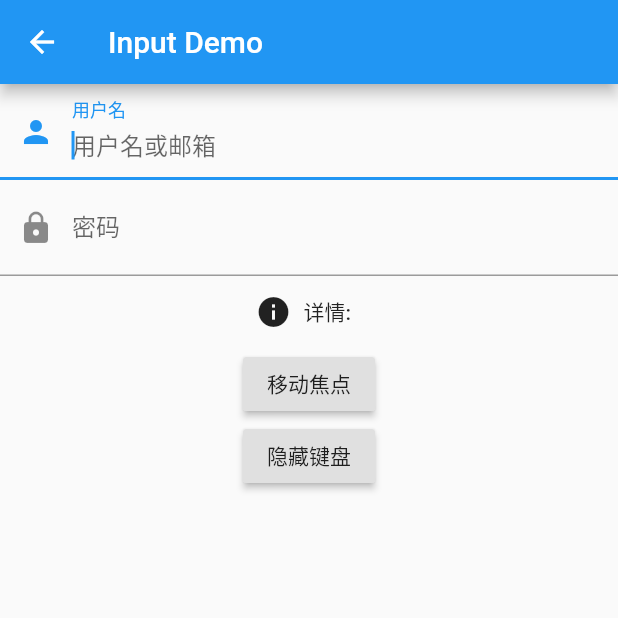
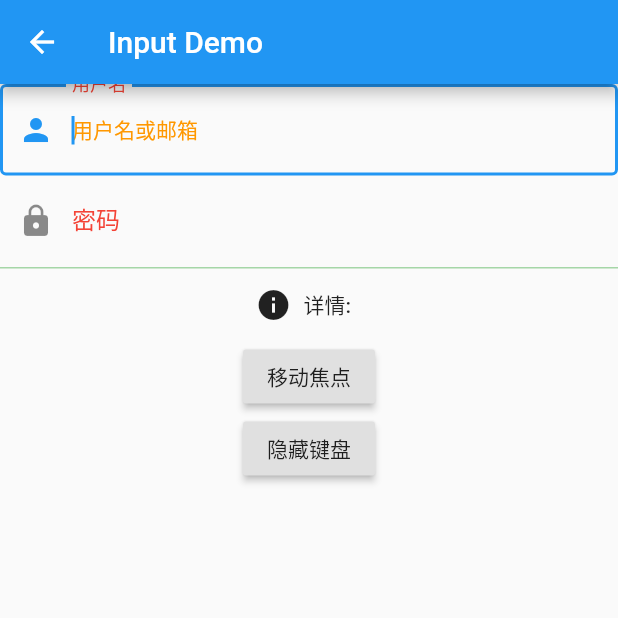
Before and after one commit to xzhang76/FirstFlutterApp, a Flutter app: the MyInputWidget screen opened by its route, on a phone screen of 412 x 824 dp, the top half of it. Run offline on Flutter 3.47's test engine with Material 2 defaults, Android fonts, the phone set to English and light mode, and no system bars.

Commit message:
TextField 样式

```diff
--- a/lib/input/MyInputWidget.dart
+++ b/lib/input/MyInputWidget.dart
@@ -39,24 +39,41 @@ class _MyInputWidgetState extends State<MyInputWidget> {
       appBar: AppBar(
         title: new Text('Input Demo'),
       ),
-      body: Column(
+      body: Theme(
+        data: Theme.of(context).copyWith(
+            hintColor: Colors.grey[200], //定义下划线颜色
+            inputDecorationTheme: InputDecorationTheme(
+                labelStyle: TextStyle(color: Colors.red), //定义label字体样式
+                hintStyle:
+                    TextStyle(color: Colors.orange, fontSize: 14.0) //定义提示文本样式
+                )),
+        child: Column(
           children: <Widget>[
             TextField(
               autofocus: true,
               decoration: InputDecoration(
                   labelText: "用户名",
                   hintText: "用户名或邮箱",
-                prefixIcon: Icon(Icons.person)),
+                  prefixIcon: Icon(Icons.person),
+                  border: OutlineInputBorder()),
               controller: _nameController,
               focusNode: focusNode1,
             ),
-          TextField(
+            Container(
+              child: TextField(
                 decoration: InputDecoration(
                     labelText: "密码",
                     hintText: "您的登录密码",
-                prefixIcon: Icon(Icons.lock)),
+                    prefixIcon: Icon(Icons.lock),
+                    border: InputBorder.none),
                 obscureText: true,
                 focusNode: focusNode2,
+              ),
+              decoration: BoxDecoration(
+                  // 下滑线浅灰色，宽度1像素
+                  border: Border(
+                      bottom:
+                          BorderSide(color: Colors.green[200], width: 1.0))),
             ),
             FlatButton.icon(
                 onPressed: () {
@@ -96,6 +113,7 @@ class _MyInputWidgetState extends State<MyInputWidget> {
             ),
           ],
         ),
+      ),
     );
   }
 }
```
Lines whose indentation alone changed are shown as unchanged.
